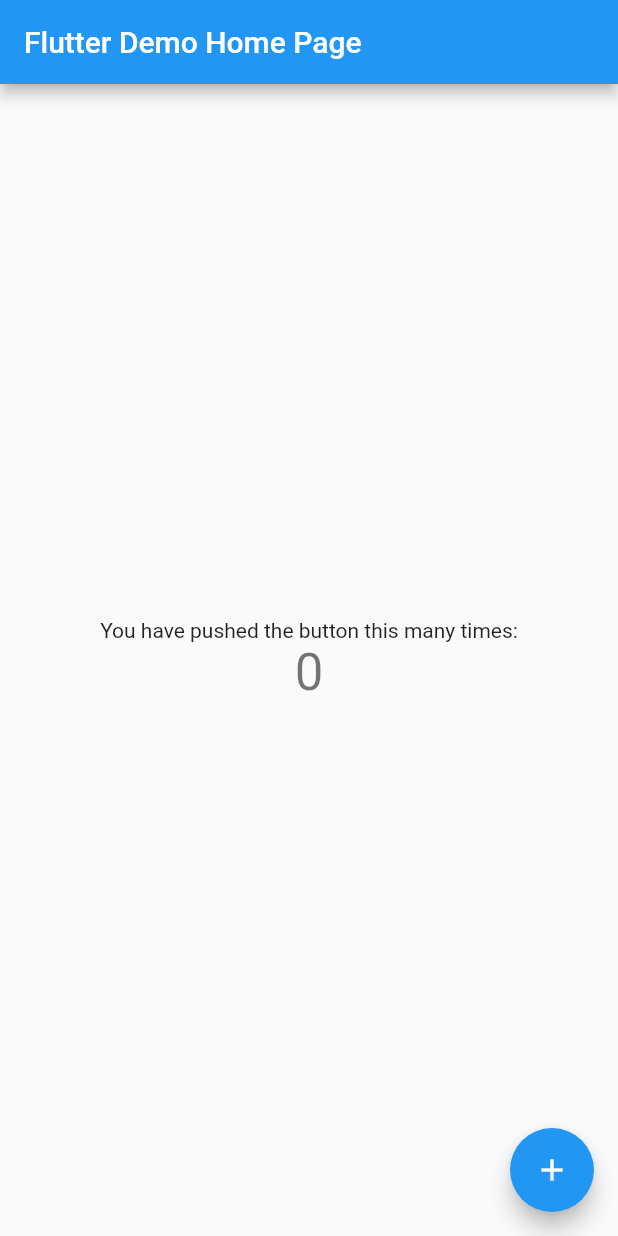
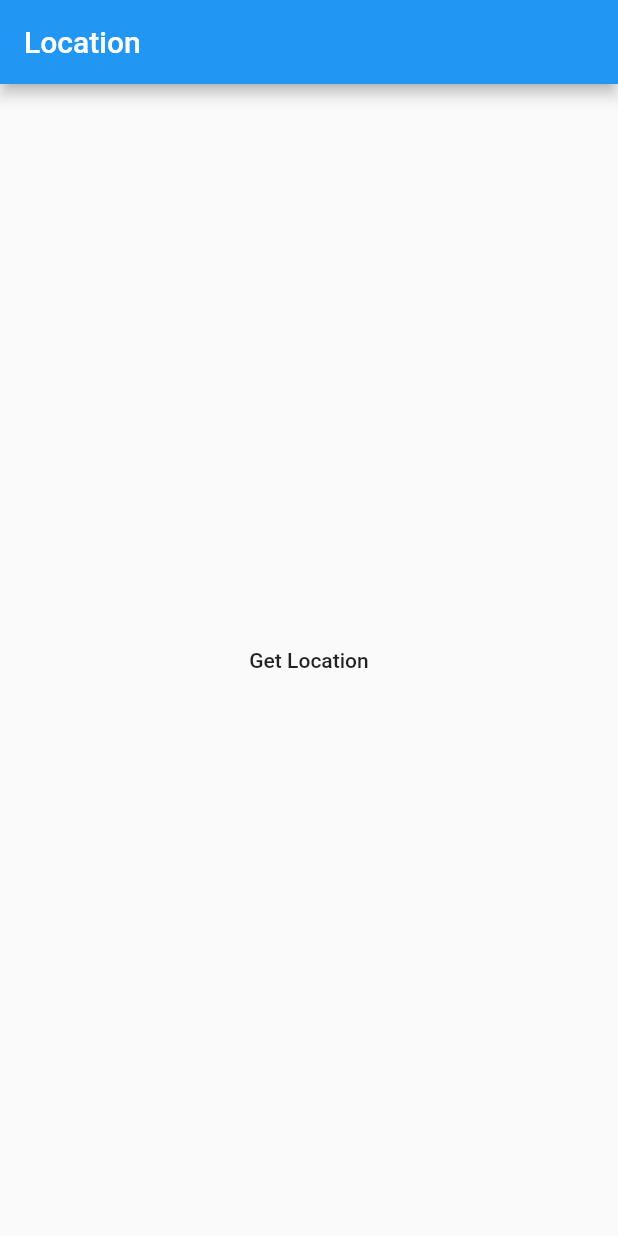
Before and after one commit to wahyutrip/flutter-alligator-geolocator, a Flutter app: the screen it shows after launch, on a phone screen of 412 x 824 dp. Run offline on Flutter 3.47's test engine with Material 2 defaults, Android fonts, the phone set to English and light mode, and no system bars; our stand-ins replace geolocator.

Commit message:
add get location using geolocator

```diff
--- a/lib/main.dart
+++ b/lib/main.dart
@@ -1,4 +1,5 @@
 import 'package:flutter/material.dart';
+import 'package:geolocator/geolocator.dart';
 
 void main() => runApp(MyApp());
 
@@ -9,103 +10,74 @@ class MyApp extends StatelessWidget {
     return MaterialApp(
       title: 'Flutter Demo',
       theme: ThemeData(
-        // This is the theme of your application.
-        //
-        // Try running your application with "flutter run". You'll see the
-        // application has a blue toolbar. Then, without quitting the app, try
-        // changing the primarySwatch below to Colors.green and then invoke
-        // "hot reload" (press "r" in the console where you ran "flutter run",
-        // or simply save your changes to "hot reload" in a Flutter IDE).
-        // Notice that the counter didn't reset back to zero; the application
-        // is not restarted.
         primarySwatch: Colors.blue,
       ),
-      home: MyHomePage(title: 'Flutter Demo Home Page'),
+      home: HomePage(),
     );
   }
 }
 
-class MyHomePage extends StatefulWidget {
-  MyHomePage({Key key, this.title}) : super(key: key);
+class HomePage extends StatefulWidget {
+  @override
+  _HomePageState createState() => _HomePageState();
+}
 
-  // This widget is the home page of your application. It is stateful, meaning
-  // that it has a State object (defined below) that contains fields that affect
-  // how it looks.
-
-  // This class is the configuration for the state. It holds the values (in this
-  // case the title) provided by the parent (in this case the App widget) and
-  // used by the build method of the State. Fields in a Widget subclass are
-  // always marked "final".
-
-  final String title;
+class _HomePageState extends State<HomePage> {
+  final Geolocator geolocator = Geolocator()..forceAndroidLocationManager;
+  Position _currentPosition;
+  String _currentAddress;
 
   @override
-  _MyHomePageState createState() => _MyHomePageState();
-}
+  Widget build(BuildContext context) {
+    return Scaffold(
+      appBar: AppBar(
+        title: Text("Location"),
+      ),
+      body: Center(
+        child: Column(
+          mainAxisAlignment: MainAxisAlignment.center,
+          children: <Widget>[
+            if (_currentPosition != null)
+              Text(
+                  "LAT: ${_currentPosition.latitude}, LNG: ${_currentPosition.longitude}"),
+            if (_currentPosition != null) Text(_currentAddress),
+            FlatButton(
+              child: Text("Get Location"),
+              onPressed: () {
+                _getCurrentLocation();
+              },
+            )
+          ],
+        ),
+      ),
+    );
+  }
 
-class _MyHomePageState extends State<MyHomePage> {
-  int _counter = 0;
-
-  void _incrementCounter() {
-    setState(() {
-      // This call to setState tells the Flutter framework that something has
-      // changed in this State, which causes it to rerun the build method below
-      // so that the display can reflect the updated values. If we changed
-      // _counter without calling setState(), then the build method would not be
-      // called again, and so nothing would appear to happen.
-      _counter++;
+  _getCurrentLocation() {
+    geolocator
+        .getCurrentPosition(desiredAccuracy: LocationAccuracy.best)
+        .then((Position position) {
+      setState(() {
+        _currentPosition = position;
+      });
+      _getAddressFromLatLng();
+    }).catchError((e) {
+      print(e);
     });
   }
 
-  @override
-  Widget build(BuildContext context) {
-    // This method is rerun every time setState is called, for instance as done
-    // by the _incrementCounter method above.
-    //
-    // The Flutter framework has been optimized to make rerunning build methods
-    // fast, so that you can just rebuild anything that needs updating rather
-    // than having to individually change instances of widgets.
-    return Scaffold(
-      appBar: AppBar(
-        // Here we take the value from the MyHomePage object that was created by
-        // the App.build method, and use it to set our appbar title.
-        title: Text(widget.title),
-      ),
-      body: Center(
-        // Center is a layout widget. It takes a single child and positions it
-        // in the middle of the parent.
-        child: Column(
-          // Column is also a layout widget. It takes a list of children and
-          // arranges them vertically. By default, it sizes itself to fit its
-          // children horizontally, and tries to be as tall as its parent.
-          //
-          // Invoke "debug painting" (press "p" in the console, choose the
-          // "Toggle Debug Paint" action from the Flutter Inspector in Android
-          // Studio, or the "Toggle Debug Paint" command in Visual Studio Code)
-          // to see the wireframe for each widget.
-          //
-          // Column has various properties to control how it sizes itself and
-          // how it positions its children. Here we use mainAxisAlignment to
-          // center the children vertically; the main axis here is the vertical
-          // axis because Columns are vertical (the cross axis would be
-          // horizontal).
-          mainAxisAlignment: MainAxisAlignment.center,
-          children: <Widget>[
-            Text(
-              'You have pushed the button this many times:',
-            ),
-            Text(
-              '$_counter',
-              style: Theme.of(context).textTheme.headline4,
-            ),
-          ],
-        ),
-      ),
-      floatingActionButton: FloatingActionButton(
-        onPressed: _incrementCounter,
-        tooltip: 'Increment',
-        child: Icon(Icons.add),
-      ), // This trailing comma makes auto-formatting nicer for build methods.
-    );
+  _getAddressFromLatLng() async {
+    try {
+      List<Placemark> p = await geolocator.placemarkFromCoordinates(
+          _currentPosition.latitude, _currentPosition.longitude);
+      Placemark place = p[0];
+
+      setState(() {
+        _currentAddress =
+            "${place.locality}, ${place.postalCode}, ${place.country}";
+      });
+    } catch (e) {
+      print(e);
+    }
   }
 }
--- a/pubspec.yaml
+++ b/pubspec.yaml
@@ -14,7 +14,7 @@ description: A new Flutter application.
 version: 1.0.0+1
 
 environment:
-  sdk: ">=2.1.0 <3.0.0"
+  sdk: ">=2.2.2 <3.0.0"
 
 dependencies:
   flutter:
@@ -23,6 +23,7 @@ dependencies:
   # The following adds the Cupertino Icons font to your application.
   # Use with the CupertinoIcons class for iOS style icons.
   cupertino_icons: ^0.1.2
+  geolocator: ^5.2.1
 
 dev_dependencies:
   flutter_test:
```
Also changed, not shown: pubspec.lock, 4 other files.
